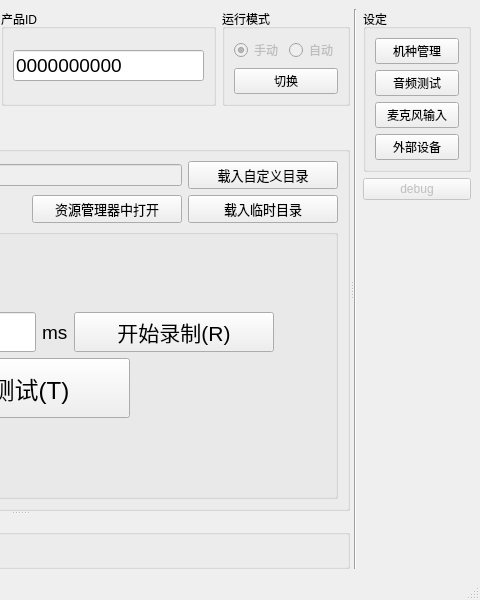
First picture: the form in mainwindow.ui, repository YeeeeRQ/SpeakerTest, before the edit; both pictures show x 320 to 800 and y 0 to 600 of the 800 by 600 pixel window.
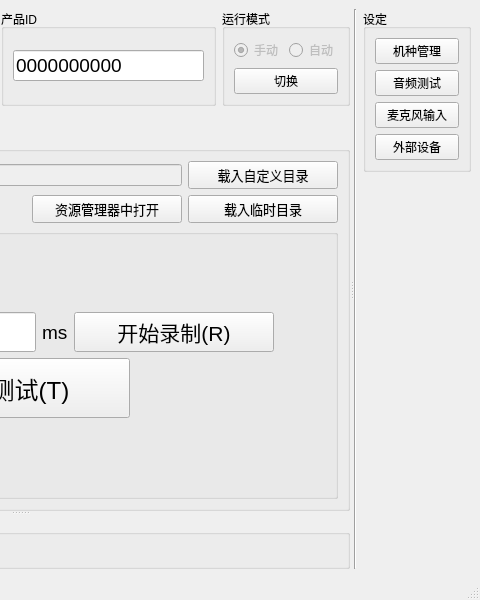
Second picture: the form after the edit. Custom widgets are drawn as their Qt base class.

```diff
--- a/mainwindow.ui
+++ b/mainwindow.ui
@@ -618,7 +618,7 @@
          </widget>
         </item>
         <item>
-         <layout class="QVBoxLayout" name="verticalLayout_9" stretch="0,0,0">
+         <layout class="QVBoxLayout" name="verticalLayout_9" stretch="0,0">
           <item>
            <widget class="QGroupBox" name="groupBox4AppSetting">
             <property name="title">
@@ -660,16 +660,6 @@
             </layout>
            </widget>
           </item>
-          <item>
-           <widget class="QPushButton" name="btnDebug">
-            <property name="enabled">
-             <bool>false</bool>
-            </property>
-            <property name="text">
-             <string>debug</string>
-            </property>
-           </widget>
-          </item>
           <item>
            <spacer name="verticalSpacer_3">
             <property name="orientation">
```
Left out of the diff: 2 changed lines with no effect on the pictures.
